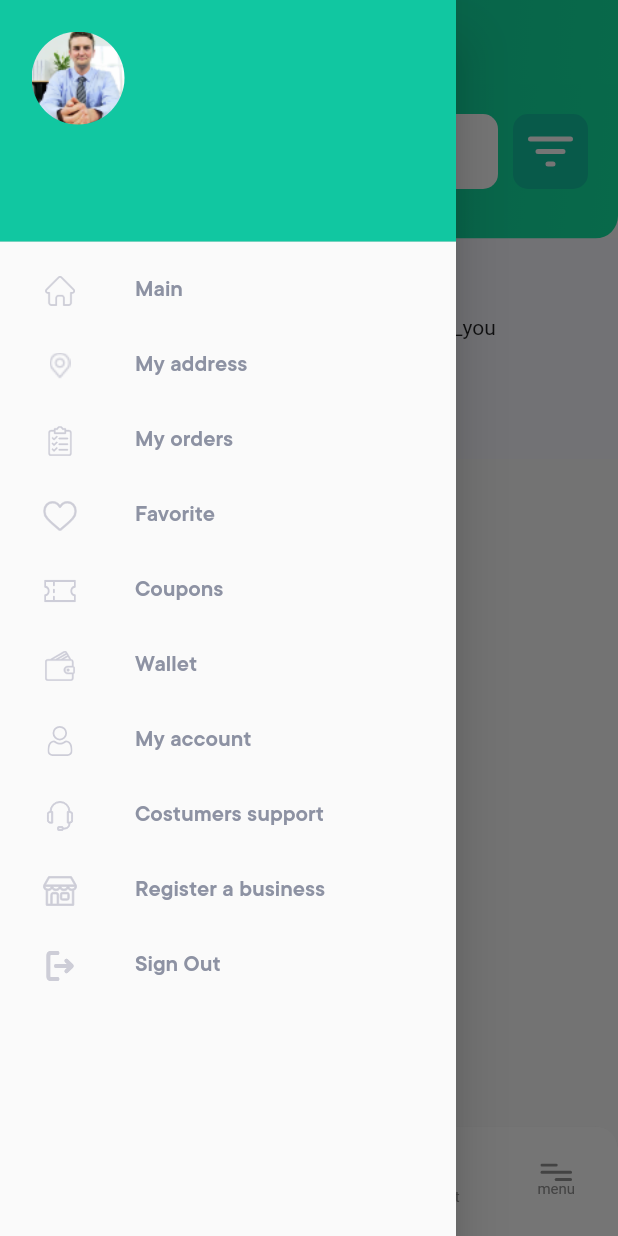
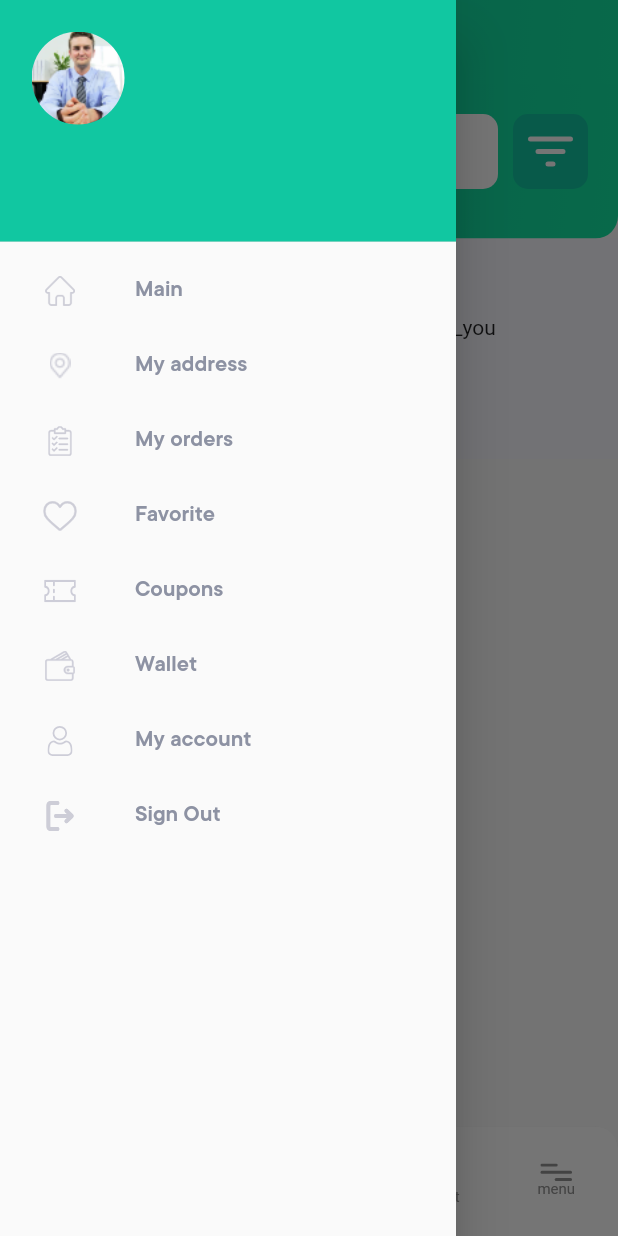
Before and after one commit to sattar-kuet/enrutaNew, a Flutter app: the CategoryPage screen opened directly with empty values, with the side drawer open, on a phone screen of 412 x 824 dp. Run offline on Flutter 3.47's test engine with Material 2 defaults, Android fonts, the phone set to English and light mode, and no system bars; drawn by our look-alikes of modal_progress_hud_nsn; our stand-ins replace carousel_pro, carousel_slider, dio, firebase_auth, firebase_core, flutter_rating_bar and 10 more; missing offline and left inert: empty_widget, flutter_facebook_login, geocoder; accounts and stored records are empty; network calls fail; project files that could hold a hidden picture were left out.

Commit message:
nonfunctional menu items commented out

```diff
--- a/lib/screen/drawer/myDrawerPage.dart
+++ b/lib/screen/drawer/myDrawerPage.dart
@@ -20,7 +20,6 @@ import 'package:google_sign_in/google_sign_in.dart';
 GoogleSignIn googleSignIn = GoogleSignIn(scopes: ['profile', 'email']);
 
 class MyDrawerPage extends StatelessWidget {
-
   final language = Get.put(LanguageController());
   String text(String key) {
     return language.text(key);
@@ -72,17 +71,21 @@ class MyDrawerPage extends StatelessWidget {
                   child:
                       // Image.network("https://lh4.googleusercontent.com/-MZPdSamrBIc/AAAAAAAAAAI/AAAAAAAAAAA/AMZuuclYi0TEz4rOxdXFBufUHhpleBeL2Q/s96-c/photo.jpg",
                       // fit: BoxFit.fill,)
-                  Obx(()=> dController.pimage.value !=null ?
-                  ClipOval(
+                      Obx(() => dController.pimage.value != null
+                          ? ClipOval(
                               child: Image.network(
                                 dController.pimage.value,
                                 fit: BoxFit.fill,
-                      errorBuilder:(BuildContext context, Object exception,
-                                  StackTrace stackTrace) {
-                                return Center(child: Image.asset('assets/icons/persono.png'),);
-                              } ,
+                                errorBuilder: (BuildContext context,
+                                    Object exception, StackTrace stackTrace) {
+                                  return Center(
+                                    child:
+                                        Image.asset('assets/icons/persono.png'),
+                                  );
+                                },
                               ),
-                  ):Image.asset('assets/icons/persono.png')),
+                            )
+                          : Image.asset('assets/icons/persono.png')),
                   // Container(
                   //     // width: 52.0,
                   //     // height: 52.0,
@@ -94,9 +97,6 @@ class MyDrawerPage extends StatelessWidget {
                   //         )
                   //     )):Image.asset('assets/icons/persono.png')),
 
-
-
-
                   // Image.network(dController.pimage.value, fit: BoxFit.fill,
                   //     errorBuilder: (BuildContext context, Object exception,
                   //         StackTrace stackTrace) {
@@ -105,8 +105,6 @@ class MyDrawerPage extends StatelessWidget {
                   //
                   //
                   // ):Image.asset('assets/icons/persono.png'),)
-
-
                 ),
               ),
             ),
@@ -320,58 +318,59 @@ class MyDrawerPage extends StatelessWidget {
                 ),
               ),
             ),
-            InkWell(
-              onTap: () {},
-              child: Container(
-                padding: EdgeInsets.only(left: 20),
-                height: 50,
-                child: Row(
-                  mainAxisAlignment: MainAxisAlignment.start,
-                  children: [
-                    // Icon(SvgPicture.asset("assets/icons/home.svg"))
-                    Container(
-                      height: 20,
-                      width: 40,
-                      margin: EdgeInsets.only(right: 30),
-                      child: SvgPicture.asset("assets/icons/support.svg"),
-                    ),
-                    Text(
-                      text('costumers_support'),
-                      style: TextStyle(
-                          fontFamily: "TTCommonsd",
-                          fontSize: 16,
-                          color: Color(Helper.getHexToInt("#8D92A3"))),
-                    ),
-                  ],
-                ),
-              ),
-            ),
-            InkWell(
-              onTap: () {},
-              child: Container(
-                padding: EdgeInsets.only(left: 20),
-                height: 50,
-                child: Row(
-                  mainAxisAlignment: MainAxisAlignment.start,
-                  children: [
-                    // Icon(SvgPicture.asset("assets/icons/home.svg"))
-                    Container(
-                      height: 20,
-                      width: 40,
-                      margin: EdgeInsets.only(right: 30),
-                      child: SvgPicture.asset("assets/icons/shop.svg"),
-                    ),
-                    Text(
-                      text('register_a_business'),
-                      style: TextStyle(
-                          fontFamily: "TTCommonsd",
-                          fontSize: 16,
-                          color: Color(Helper.getHexToInt("#8D92A3"))),
-                    ),
-                  ],
-                ),
-              ),
-            ),
+            // InkWell(
+            //   onTap: () {},
+            //   child: Container(
+            //     padding: EdgeInsets.only(left: 20),
+            //     height: 50,
+            //     child: Row(
+            //       mainAxisAlignment: MainAxisAlignment.start,
+            //       children: [
+            //         // Icon(SvgPicture.asset("assets/icons/home.svg"))
+            //         Container(
+            //           height: 20,
+            //           width: 40,
+            //           margin: EdgeInsets.only(right: 30),
+            //           child: SvgPicture.asset("assets/icons/support.svg"),
+            //         ),
+            //         Text(
+            //           text('costumers_support'),
+            //           style: TextStyle(
+            //               fontFamily: "TTCommonsd",
+            //               fontSize: 16,
+            //               color: Color(Helper.getHexToInt("#8D92A3"))),
+            //         ),
+            //       ],
+            //     ),
+            //   ),
+            // ),
+            // InkWell(
+            //   onTap: () {},
+            //   child: Container(
+            //     padding: EdgeInsets.only(left: 20),
+            //     height: 50,
+            //     child: Row(
+            //       mainAxisAlignment: MainAxisAlignment.start,
+            //       children: [
+            //         // Icon(SvgPicture.asset("assets/icons/home.svg"))
+            //         Container(
+            //           height: 20,
+            //           width: 40,
+            //           margin: EdgeInsets.only(right: 30),
+            //           child: SvgPicture.asset("assets/icons/shop.svg"),
+            //         ),
+            //         Text(
+            //           text('register_a_business'),
+            //           style: TextStyle(
+            //               fontFamily: "TTCommonsd",
+            //               fontSize: 16,
+            //               color: Color(Helper.getHexToInt("#8D92A3"))),
+            //         ),
+            //       ],
+            //     ),
+            //   ),
+            // ),
+
             InkWell(
               onTap: () {
                 Navigator.pop(context);
@@ -411,6 +410,4 @@ class MyDrawerPage extends StatelessWidget {
   Future<void> handleSignOut() async {
     googleSignIn.disconnect();
   }
-
-
 }
```
Lines whose indentation alone changed are shown as unchanged.
